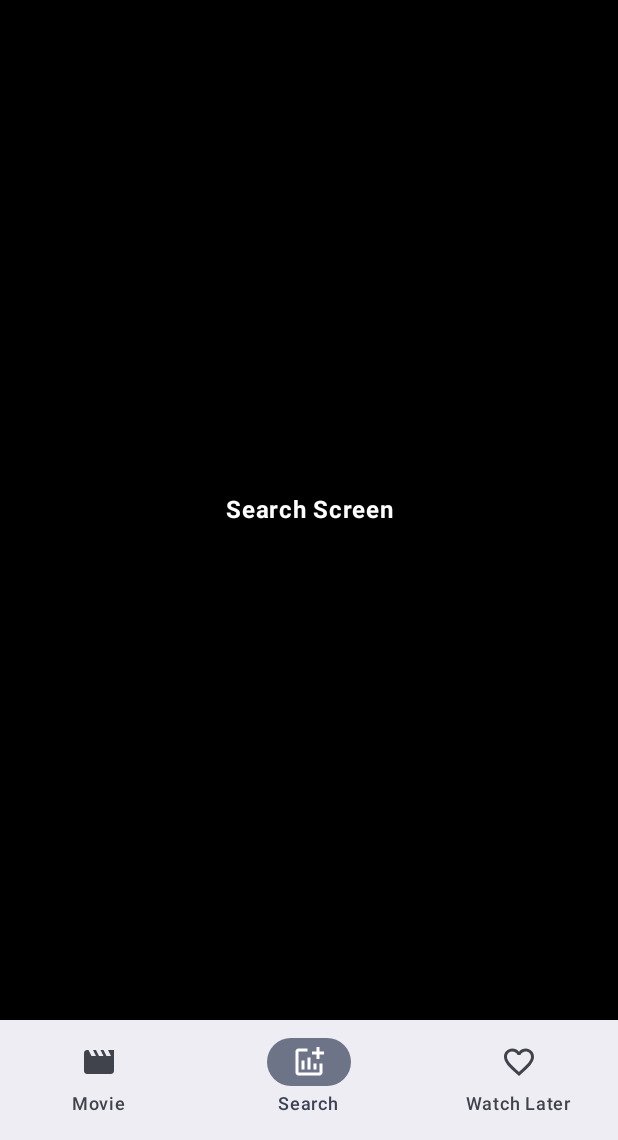
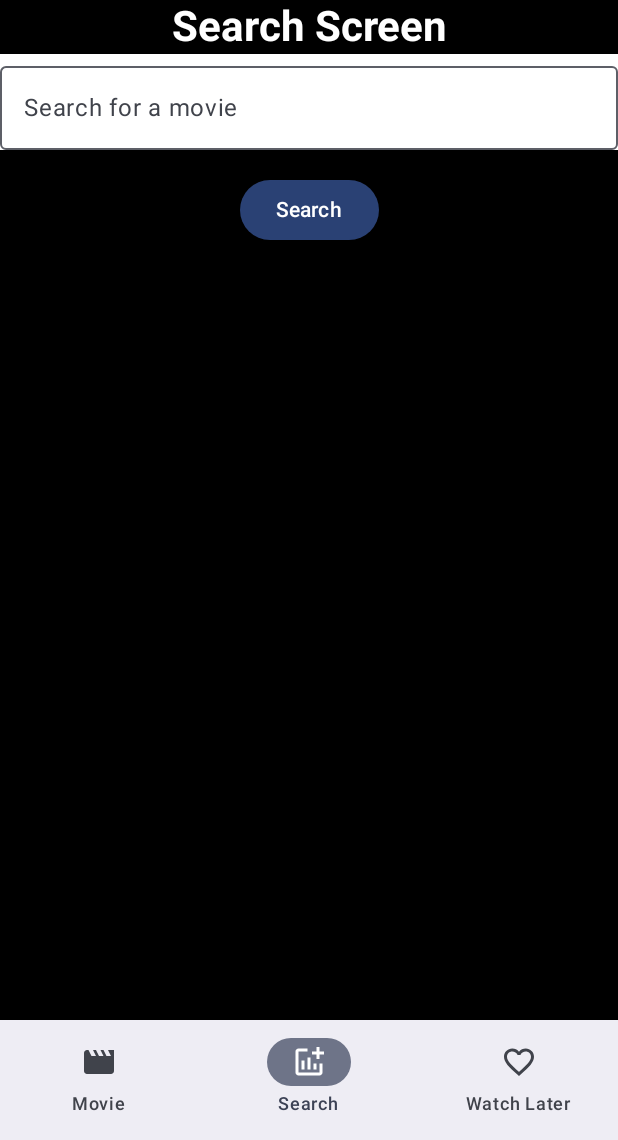
Before and after one commit to obafisoye/MovieHubProject, an Android app built with Jetpack Compose: the SearchScreen screen opened through its navigation route, on a phone screen of 412 x 824 dp, the part 96-1236 px from its top. Run offline under Robolectric (Android 15) with nearby library versions, the phone set to English and light mode, and no system bars; our stand-ins replace Room's generated code; pictures from the network do not load; 2 statements that could not run were skipped.

Commit message:
Added search feature

```diff
--- a/app/src/main/java/com/example/moviehubproject/MainActivity.kt
+++ b/app/src/main/java/com/example/moviehubproject/MainActivity.kt
@@ -1,5 +1,6 @@
 package com.example.moviehubproject
 
+import android.annotation.SuppressLint
 import android.os.Bundle
 import androidx.activity.ComponentActivity
 import androidx.activity.compose.setContent
@@ -58,6 +59,7 @@ class MainActivity : ComponentActivity() {
     }
 }
 
+@SuppressLint("CoroutineCreationDuringComposition")
 @OptIn(ExperimentalMaterial3Api::class)
 @Composable
 fun App(navController: NavHostController, modifier: Modifier, moviesManager: MoviesManager, db: AppDatabase){
@@ -90,6 +92,7 @@ fun App(navController: NavHostController, modifier: Modifier, moviesManager: Mov
             }
             composable(Destination.MovieDetail.route){ navBackStackEntry ->
                 val movie_id: String? = navBackStackEntry.arguments?.getString("movieId")
+
                 GlobalScope.launch {
                     if(movie_id != null){
                         movie = db.movieDao().getMovieById(movie_id.toInt())
--- a/app/src/main/java/com/example/moviehubproject/screens/SearchScreen.kt
+++ b/app/src/main/java/com/example/moviehubproject/screens/SearchScreen.kt
@@ -2,32 +2,78 @@ package com.example.moviehubproject.screens
 
 import androidx.compose.foundation.background
 import androidx.compose.foundation.layout.Box
+import androidx.compose.foundation.layout.Column
 import androidx.compose.foundation.layout.fillMaxSize
+import androidx.compose.foundation.layout.fillMaxWidth
 import androidx.compose.foundation.layout.padding
+import androidx.compose.foundation.text.KeyboardActions
+import androidx.compose.foundation.text.KeyboardOptions
+import androidx.compose.material3.Button
+import androidx.compose.material3.MaterialTheme
+import androidx.compose.material3.OutlinedTextField
 import androidx.compose.material3.Text
 import androidx.compose.runtime.Composable
+import androidx.compose.runtime.getValue
+import androidx.compose.runtime.mutableStateOf
+import androidx.compose.runtime.remember
+import androidx.compose.runtime.setValue
 import androidx.compose.ui.Alignment
 import androidx.compose.ui.Modifier
 import androidx.compose.ui.graphics.Color
+import androidx.compose.ui.platform.LocalContext
+import androidx.compose.ui.platform.LocalSoftwareKeyboardController
 import androidx.compose.ui.text.font.FontWeight
+import androidx.compose.ui.text.input.ImeAction
 import androidx.compose.ui.text.style.TextAlign
+import androidx.compose.ui.unit.dp
 
 @Composable
 fun SearchScreen(modifier: Modifier = Modifier){
+    val context = LocalContext.current
+    val keyboardController = LocalSoftwareKeyboardController.current
+
+    var query by remember{mutableStateOf("")}
 
     Box(
         modifier = modifier
-            .fillMaxSize()
             .background(Color.Black)
+
     ){
-        Text(
-            text = "Search Screen",
-            color = Color.White,
-            fontWeight = FontWeight.Bold,
-            textAlign = TextAlign.Center,
-            modifier = Modifier.align(Alignment.Center)
+        Column(
+            modifier = Modifier
+                .fillMaxSize(),
+            horizontalAlignment = Alignment.CenterHorizontally,
+        ){
+            Text(
+                modifier = Modifier
+                    .background(color = Color.Black)
+                    .fillMaxWidth(),
+                text = "Search Screen",
+                style= MaterialTheme.typography.headlineMedium,
+                color = Color.White,
+                fontWeight = FontWeight.Bold,
+                textAlign = TextAlign.Center,
+            )
+            OutlinedTextField(
+                value = query,
+                onValueChange = { query = it },
+                label = { Text("Search for a movie") },
+                keyboardOptions = KeyboardOptions(imeAction = ImeAction.Search),
+                keyboardActions = KeyboardActions(onSearch = {
+                    //viewModel.searchMovies(query)
+                    keyboardController?.hide()
+                }),
+                modifier = Modifier
+                    .fillMaxWidth()
+                    .padding(bottom = 16.dp)
+                    .background(color = Color.White)
+            )
 
-        )
+            Button(onClick = {
+                keyboardController?.hide()
+            }){
+                Text(text = "Search")
+            }
+        }
     }
-
 }
```
